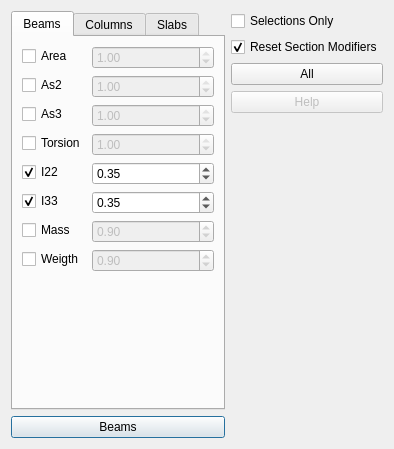
The window that widgets/assign/assign_modifiers.ui (ebrahimraeyat/civilTools) describes before a commit, drawn with Qt 5.
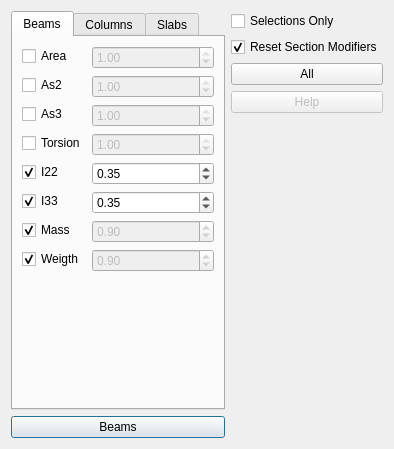
The same window after the commit. Icons and pictures are not drawn.

Commit message: Set mass modifiers for beams activated

```diff
--- a/widgets/assign/assign_modifiers.ui
+++ b/widgets/assign/assign_modifiers.ui
@@ -178,6 +178,9 @@
            <property name="text">
             <string>Mass</string>
            </property>
+           <property name="checked">
+            <bool>true</bool>
+           </property>
           </widget>
          </item>
          <item row="6" column="1">
@@ -201,6 +204,9 @@
            <property name="text">
             <string>Weigth</string>
            </property>
+           <property name="checked">
+            <bool>true</bool>
+           </property>
           </widget>
          </item>
          <item row="7" column="1">
```
